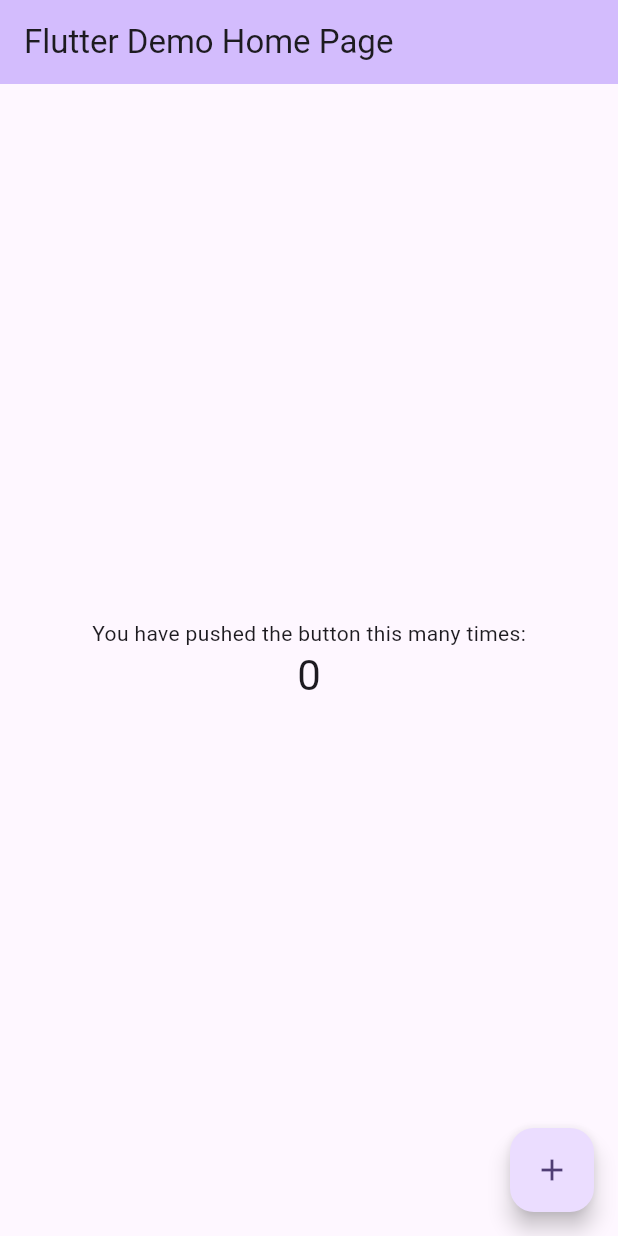
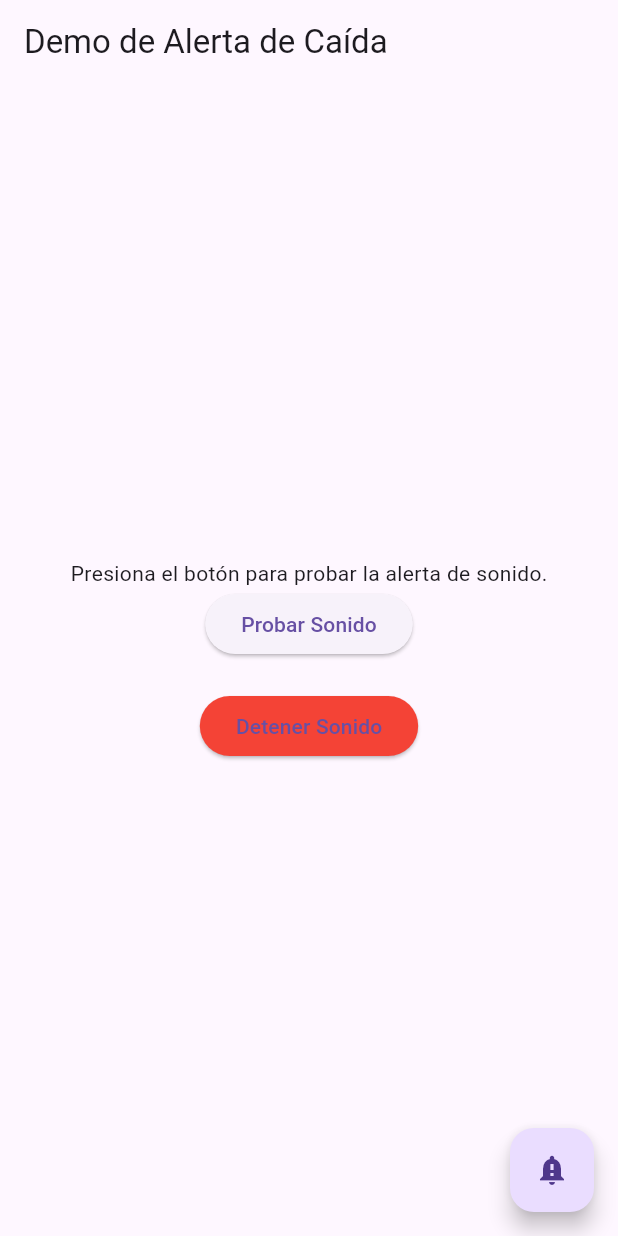
Before and after one commit to CinisArboris/flutter_fragmente, a Flutter app: the screen it shows after launch, on a phone screen of 412 x 824 dp. Run offline on Flutter 3.47's test engine with Material 3 defaults, Android fonts, the light colour scheme and no system bars; our stand-ins replace audioplayers, dio, flutter_bloc; missing offline and left inert: http_certificate_pinning.

Commit message:
Update main.dart

```diff
--- a/alerta_caida/lib/main.dart
+++ b/alerta_caida/lib/main.dart
@@ -1,52 +1,42 @@
 import 'package:flutter/material.dart';
+import 'package:audioplayers/audioplayers.dart';
+import 'package:flutter/services.dart'; // Importa para MethodChannel
 
 void main() {
   runApp(const MyApp());
 }
 
+// Asumiendo que la clase PlatformAudio ya está definida en otro lugar de tu proyecto
+class PlatformAudio {
+  static const platform = MethodChannel('com.cinisarboris.example/audio');
+
+  static Future<void> setVolumeToMax() async {
+    try {
+      await platform.invokeMethod('setVolumeToMax');
+    } on PlatformException catch (e) {
+      print("Failed to set volume: '${e.message}'.");
+    }
+  }
+}
+
 class MyApp extends StatelessWidget {
   const MyApp({super.key});
 
-  // This widget is the root of your application.
   @override
   Widget build(BuildContext context) {
     return MaterialApp(
-      title: 'Flutter Demo',
+      title: 'Demo de Alerta',
       theme: ThemeData(
-        // This is the theme of your application.
-        //
-        // TRY THIS: Try running your application with "flutter run". You'll see
-        // the application has a purple toolbar. Then, without quitting the app,
-        // try changing the seedColor in the colorScheme below to Colors.green
-        // and then invoke "hot reload" (save your changes or press the "hot
-        // reload" button in a Flutter-supported IDE, or press "r" if you used
-        // the command line to start the app).
-        //
-        // Notice that the counter didn't reset back to zero; the application
-        // state is not lost during the reload. To reset the state, use hot
-        // restart instead.
-        //
-        // This works for code too, not just values: Most code changes can be
-        // tested with just a hot reload.
-        colorScheme: ColorScheme.fromSeed(seedColor: Colors.deepPurple),
+        primarySwatch: Colors.blue,
         useMaterial3: true,
       ),
-      home: const MyHomePage(title: 'Flutter Demo Home Page'),
+      home: const MyHomePage(title: 'Demo de Alerta de Caída'),
     );
   }
 }
 
 class MyHomePage extends StatefulWidget {
   const MyHomePage({super.key, required this.title});
-
-  // This widget is the home page of your application. It is stateful, meaning
-  // that it has a State object (defined below) that contains fields that affect
-  // how it looks.
-
-  // This class is the configuration for the state. It holds the values (in this
-  // case the title) provided by the parent (in this case the App widget) and
-  // used by the build method of the State. Fields in a Widget subclass are
-  // always marked "final".
 
   final String title;
 
@@ -55,71 +45,51 @@
 }
 
 class _MyHomePageState extends State<MyHomePage> {
-  int _counter = 0;
+  final player = AudioPlayer();
 
-  void _incrementCounter() {
-    setState(() {
-      // This call to setState tells the Flutter framework that something has
-      // changed in this State, which causes it to rerun the build method below
-      // so that the display can reflect the updated values. If we changed
-      // _counter without calling setState(), then the build method would not be
-      // called again, and so nothing would appear to happen.
-      _counter++;
-    });
+  Future<void> playSound() async {
+    // Establecer el volumen al máximo
+    await PlatformAudio.setVolumeToMax();
+    // Reproducir el sonido
+    await player.play(AssetSource('audio/AC_CD_highway_to_hell.mp3'));
+  }
+
+  Future<void> stopSound() async {
+    // Detener la reproducción del sonido
+    await player.stop();
   }
 
   @override
   Widget build(BuildContext context) {
-    // This method is rerun every time setState is called, for instance as done
-    // by the _incrementCounter method above.
-    //
-    // The Flutter framework has been optimized to make rerunning build methods
-    // fast, so that you can just rebuild anything that needs updating rather
-    // than having to individually change instances of widgets.
     return Scaffold(
       appBar: AppBar(
-        // TRY THIS: Try changing the color here to a specific color (to
-        // Colors.amber, perhaps?) and trigger a hot reload to see the AppBar
-        // change color while the other colors stay the same.
-        backgroundColor: Theme.of(context).colorScheme.inversePrimary,
-        // Here we take the value from the MyHomePage object that was created by
-        // the App.build method, and use it to set our appbar title.
         title: Text(widget.title),
       ),
       body: Center(
-        // Center is a layout widget. It takes a single child and positions it
-        // in the middle of the parent.
         child: Column(
-          // Column is also a layout widget. It takes a list of children and
-          // arranges them vertically. By default, it sizes itself to fit its
-          // children horizontally, and tries to be as tall as its parent.
-          //
-          // Column has various properties to control how it sizes itself and
-          // how it positions its children. Here we use mainAxisAlignment to
-          // center the children vertically; the main axis here is the vertical
-          // axis because Columns are vertical (the cross axis would be
-          // horizontal).
-          //
-          // TRY THIS: Invoke "debug painting" (choose the "Toggle Debug Paint"
-          // action in the IDE, or press "p" in the console), to see the
-          // wireframe for each widget.
           mainAxisAlignment: MainAxisAlignment.center,
           children: <Widget>[
-            const Text(
-              'You have pushed the button this many times:',
+            const Text('Presiona el botón para probar la alerta de sonido.'),
+            ElevatedButton(
+              onPressed: playSound,
+              child: const Text('Probar Sonido'),
             ),
-            Text(
-              '$_counter',
-              style: Theme.of(context).textTheme.headlineMedium,
+            const SizedBox(height: 20), // Espacio entre los botones
+            ElevatedButton(
+              onPressed: stopSound,
+              child: const Text('Detener Sonido'),
+              style: ElevatedButton.styleFrom(
+                primary: Colors.red, // Color del botón
+              ),
             ),
           ],
         ),
       ),
       floatingActionButton: FloatingActionButton(
-        onPressed: _incrementCounter,
-        tooltip: 'Increment',
-        child: const Icon(Icons.add),
-      ), // This trailing comma makes auto-formatting nicer for build methods.
+        onPressed: playSound,
+        tooltip: 'Probar Sonido',
+        child: const Icon(Icons.notification_important),
+      ),
     );
   }
 }
```
